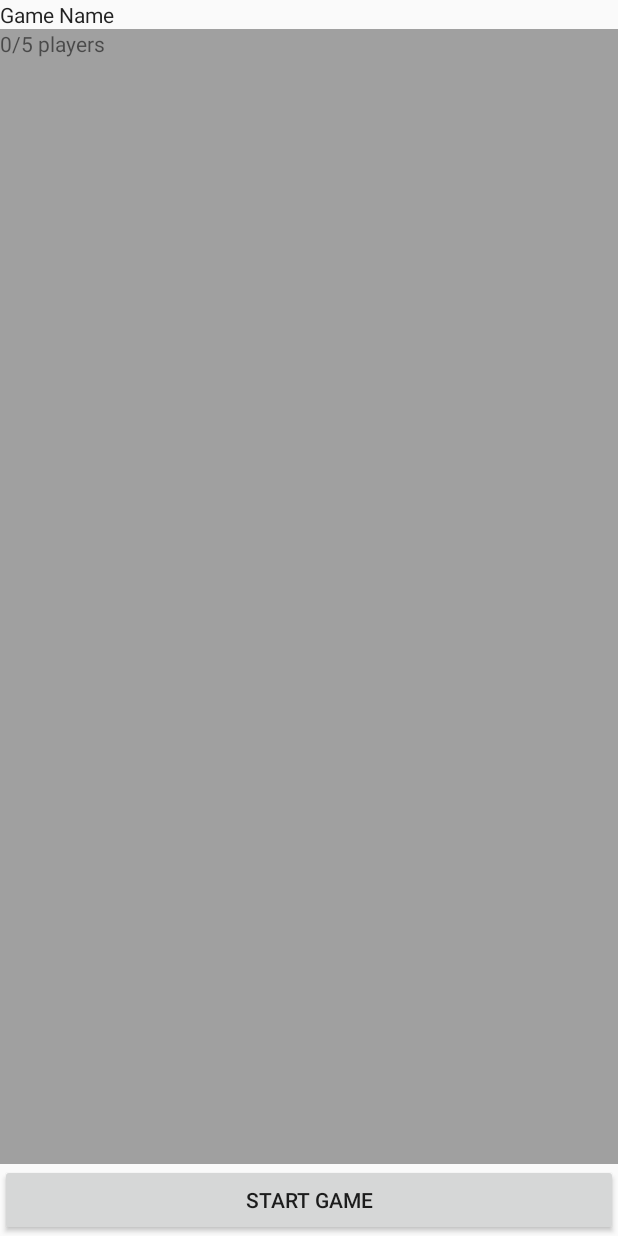
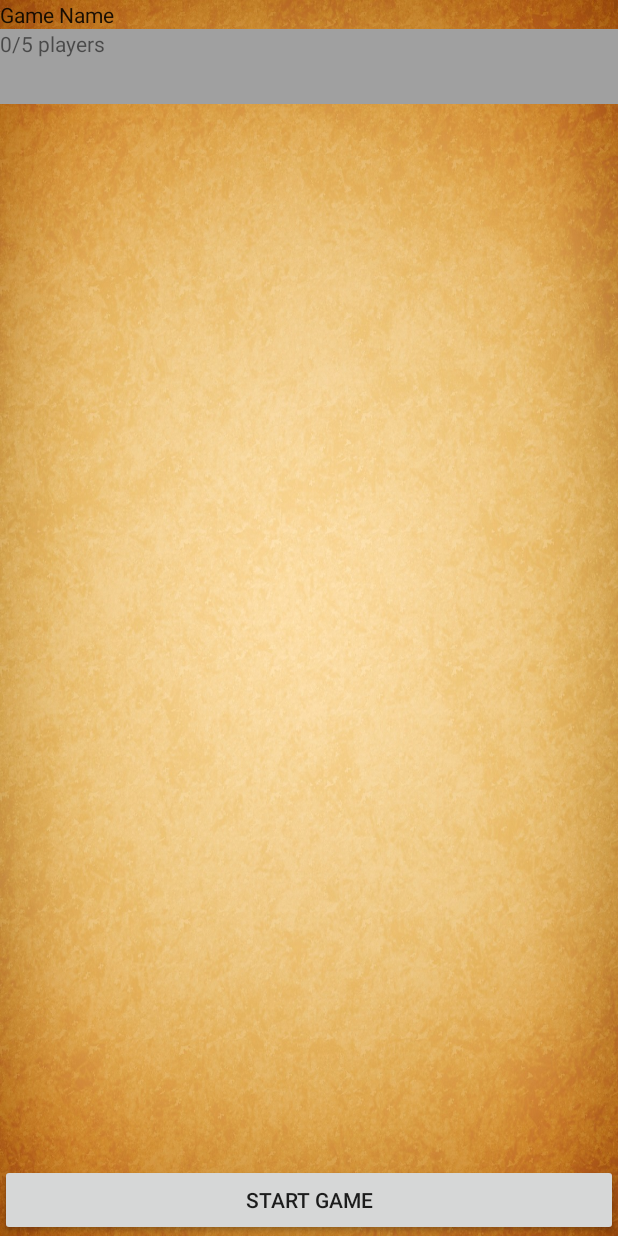
Before and after one commit to tjbow/340_software_design_and_testing, an Android app: the LobbyActivity screen opened directly, with no data from a screen before it, on a phone screen of 412 x 824 dp. Run offline under Robolectric (Android 15) with nearby library versions, the phone set to English and light mode, and no system bars; 5 statements that could not run were skipped.

Commit message:
Added background

```diff
--- a/app/src/main/java/com/group4/tickettoride/Network/ClientCommunicator.java
+++ b/app/src/main/java/com/group4/tickettoride/Network/ClientCommunicator.java
@@ -49,7 +49,7 @@ public class ClientCommunicator
         //TODO: make sure to replace the IP below with the IP where you are running the server
         //URL_PREFIX = "http://" + "10.0.0.100" + ":" + "8080";
         //URL_PREFIX = "http://" + "192.168.1.29" + ":" + "8080";
-        URL_PREFIX = "http://" + "10.24.64.135" + ":" + "8080";
+        URL_PREFIX = "http://" + "10.2.116.82" + ":" + "8080";
 
         HttpURLConnection connection =
                 openConnection("/" + urlPath, HTTP_POST, ClientModel.SINGLETON.getAuthToken(), true);
--- /dev/null
+++ b/app/src/main/res/drawable/paperbackground.xml
@@ -0,0 +1,3 @@
+<?xml version="1.0" encoding="utf-8"?>
+<bitmap xmlns:android="http://schemas.android.com/apk/res/android"
+    android:src="@drawable/papersmall" />
--- a/app/src/main/res/layout/activity_game_list.xml
+++ b/app/src/main/res/layout/activity_game_list.xml
@@ -5,6 +5,7 @@
     xmlns:tools="http://schemas.android.com/tools"
     android:layout_width="match_parent"
     android:layout_height="match_parent"
+    android:background="@drawable/paperbackground"
     android:orientation="vertical"
     tools:context="com.group4.tickettoride.GameList.GameListActivity">
 
--- a/app/src/main/res/layout/activity_lobby.xml
+++ b/app/src/main/res/layout/activity_lobby.xml
@@ -5,6 +5,7 @@
     android:layout_width="match_parent"
     android:layout_height="match_parent"
     android:orientation="vertical"
+    android:background="@drawable/paperbackground"
     tools:context="com.group4.tickettoride.Login_Register.Login_RegisterActivity">
 
 
@@ -19,8 +20,8 @@
         android:layout_width="match_parent"
         android:layout_height="wrap_content"
         android:background="#a0a0a0"
-        android:layout_weight="1"
         android:orientation="vertical">
+
 
         <TextView
             android:id="@+id/player_status_label"
@@ -31,11 +32,17 @@
         <android.support.v7.widget.RecyclerView
             android:id="@+id/player_list"
             android:layout_width="match_parent"
-            android:layout_height="211dp"
-            android:layout_weight="1"
+            android:layout_height="wrap_content"
+
             android:padding="15dp" />
 
     </LinearLayout>
+    <View
+        android:layout_width="0dp"
+        android:layout_height="0dp"
+        android:layout_weight="1">
+
+    </View>
 
     <Button
         android:id="@+id/start_button"
--- a/app/src/main/res/layout/activity_login_register.xml
+++ b/app/src/main/res/layout/activity_login_register.xml
@@ -8,6 +8,7 @@
     android:orientation="vertical"
     android:gravity="center"
     tools:context="com.group4.tickettoride.Login_Register.Login_RegisterActivity"
+    android:background="@drawable/paperbackground"
     >
 
     <LinearLayout
```
Also changed, not shown: app/src/main/res/drawable/papersmall.jpg (added), 1 other file.
